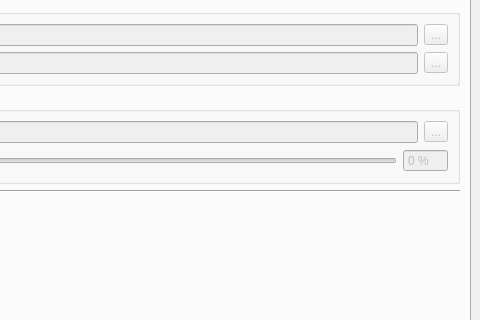
Old version of the form qt_cpp_project/mainwindow.ui in the repository gurmaaan/MedNN; both pictures show x 484 to 964 and y 165 to 485 of the 964 by 779 pixel window.
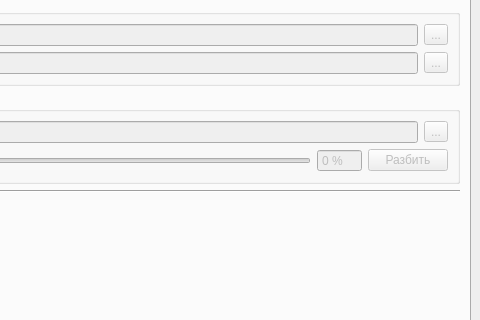
New version of the form. The open tabs and pages were chosen to show the change. Icons and pictures are not drawn.

Commit message: Train Tets split

Diff of the .ui file:
```diff
--- a/qt_cpp_project/mainwindow.ui
+++ b/qt_cpp_project/mainwindow.ui
@@ -10,7 +10,7 @@
     <x>0</x>
     <y>0</y>
     <width>964</width>
-    <height>734</height>
+    <height>764</height>
    </rect>
   </property>
   <property name="minimumSize">
@@ -245,6 +245,13 @@
                </property>
               </widget>
              </item>
+             <item>
+              <widget class="QPushButton" name="t0_btn_trainTestSplit">
+               <property name="text">
+                <string>Разбить</string>
+               </property>
+              </widget>
+             </item>
             </layout>
            </item>
           </layout>
```
Left out of the diff: 12 changed lines with no effect on the pictures. The commit also changes 2 other files.
